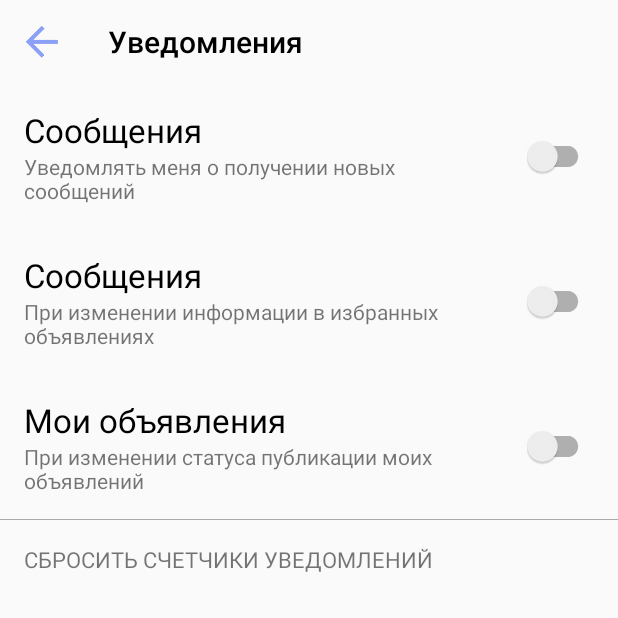
After one commit to ChippZanuff/MarketPlace, an Android app: the NotificationSettings screen opened directly, with no data from a screen before it, on a phone screen of 412 x 824 dp, the top half of it. The commit adds this screen. Run offline under Robolectric (Android 15) with nearby library versions, the phone set to English and light mode, and no system bars.

Commit message:
Added notification settings activity

```diff
--- a/app/src/main/AndroidManifest.xml
+++ b/app/src/main/AndroidManifest.xml
@@ -40,6 +40,7 @@
         <activity android:name=".Activities.Settings.NumberInput"/>
         <activity android:name=".Activities.Settings.BlackList"/>
         <activity android:name=".Activities.UserProfileActivity"/>
+        <activity android:name=".Activities.Settings.NotificationSettings"/>
 
         <activity android:name=".OffersActivity"
             android:parentActivityName=".MainActivity" >
--- /dev/null
+++ b/app/src/main/java/com/example/deepdev_03/muvito/Activities/Settings/NotificationSettings.java
@@ -0,0 +1,58 @@
+package com.example.deepdev_03.muvito.Activities.Settings;
+
+import android.os.Bundle;
+import android.support.annotation.Nullable;
+import android.support.v7.app.AppCompatActivity;
+import android.support.v7.widget.SwitchCompat;
+import android.support.v7.widget.Toolbar;
+import android.view.View;
+import android.widget.RelativeLayout;
+import android.widget.TextView;
+
+import com.example.deepdev_03.muvito.R;
+
+public class NotificationSettings extends AppCompatActivity
+{
+    private RelativeLayout messagesHolder, favoritesHolder, myAdvertisementsHolder;
+    private SwitchCompat messages, favorites, advertisemenst;
+    private TextView reset;
+    private Toolbar toolbar;
+
+    @Override
+    protected void onCreate(@Nullable Bundle savedInstanceState)
+    {
+        super.onCreate(savedInstanceState);
+        setContentView(R.layout.activity_notifications);
+
+        this.findViews();
+        this.initToolbar();
+    }
+
+    private void findViews()
+    {
+        this.messagesHolder = (RelativeLayout) findViewById(R.id.user_profile_settings_messages);
+        this.favoritesHolder = (RelativeLayout) findViewById(R.id.user_profile_settings_favorite);
+        this.myAdvertisementsHolder = (RelativeLayout) findViewById(R.id.user_profile_settings_advertisements);
+        this.messages = (SwitchCompat) findViewById(R.id.messages_switch);
+        this.favorites = (SwitchCompat) findViewById(R.id.favorite_switch);
+        this.advertisemenst = (SwitchCompat) findViewById(R.id.advertisements_switch);
+        this.toolbar = (Toolbar) findViewById(R.id.notifications_toolbar);
+    }
+
+    private void initToolbar()
+    {
+        this.toolbar.setTitle("Уведомления");
+        this.toolbar.setTitleTextColor(getResources().getColor(android.R.color.black));
+        setSupportActionBar(this.toolbar);
+        getSupportActionBar().setDisplayHomeAsUpEnabled(true);
+        getSupportActionBar().setHomeAsUpIndicator(R.drawable.ic_action_back_collapsed);
+        this.toolbar.setNavigationOnClickListener(new View.OnClickListener()
+        {
+            @Override
+            public void onClick(View v)
+            {
+                onBackPressed();
+            }
+        });
+    }
+}
--- a/app/src/main/java/com/example/deepdev_03/muvito/Fragments/UserProfile/Settings/UserProfileMainSettings.java
+++ b/app/src/main/java/com/example/deepdev_03/muvito/Fragments/UserProfile/Settings/UserProfileMainSettings.java
@@ -12,6 +12,7 @@ import android.widget.RelativeLayout;
 import android.widget.TextView;
 
 import com.example.deepdev_03.muvito.Activities.Settings.BlackList;
+import com.example.deepdev_03.muvito.Activities.Settings.NotificationSettings;
 import com.example.deepdev_03.muvito.Activities.Settings.PhoneNumberEdit;
 import com.example.deepdev_03.muvito.Activities.Settings.ProfileEdit;
 import com.example.deepdev_03.muvito.AddLocationActivity;
@@ -23,7 +24,7 @@ public class UserProfileMainSettings extends Fragment implements View.OnClickLis
     private TextView profileSummary, profileName, phoneSummary,
             phoneNumber, locationSummary, locationAddress,
             blackList;
-    private RelativeLayout  location, phone, profile;
+    private RelativeLayout location, phone, profile, notificationSettings;
 
     @Nullable
     @Override
@@ -60,6 +61,11 @@ public class UserProfileMainSettings extends Fragment implements View.OnClickLis
             Intent intent = new Intent(getContext(), BlackList.class);
             startActivity(intent);
         }
+        if(v.getId() == R.id.user_profile_notification_settings)
+        {
+            Intent intent = new Intent(getContext(), NotificationSettings.class);
+            startActivity(intent);
+        }
     }
 
     private void setClickListener(View root)
@@ -70,7 +76,10 @@ public class UserProfileMainSettings extends Fragment implements View.OnClickLis
         this.phone.setOnClickListener(this);
         this.profile = (RelativeLayout) root.findViewById(R.id.user_profile_settings_profile);
         this.profile.setOnClickListener(this);
+        this.blackList = (TextView) root.findViewById(R.id.user_profile_settings_black_list);
         this.blackList.setOnClickListener(this);
+        this.notificationSettings = (RelativeLayout) root.findViewById(R.id.user_profile_notification_settings);
+        this.notificationSettings.setOnClickListener(this);
     }
 
     private void findViews(View root)
@@ -84,7 +93,6 @@ public class UserProfileMainSettings extends Fragment implements View.OnClickLis
         this.phoneImg = (ImageView) root.findViewById(R.id.phone_number_icon);
         this.phoneSummary = (TextView) root.findViewById(R.id.phone_number_summary);
         this.phoneNumber = (TextView) root.findViewById(R.id.phone_number_title);
-        this.blackList = (TextView) root.findViewById(R.id.user_profile_settings_black_list);
     }
 
     private void initViews()
--- a/app/src/main/java/com/example/deepdev_03/muvito/OffersActivity.java
+++ b/app/src/main/java/com/example/deepdev_03/muvito/OffersActivity.java
@@ -145,7 +145,6 @@ public class OffersActivity extends AppCompatActivity implements OnMapReadyCallb
     private void initToolbar()
     {
         setSupportActionBar(this.toolbar);
-        getSupportActionBar().setDisplayShowTitleEnabled(false);
         getSupportActionBar().setDisplayHomeAsUpEnabled(true);
         getSupportActionBar().setHomeAsUpIndicator(R.drawable.ic_action_back_collapsed);
     }
--- /dev/null
+++ b/app/src/main/res/layout/activity_notifications.xml
@@ -0,0 +1,138 @@
+<?xml version="1.0" encoding="utf-8"?>
+<LinearLayout xmlns:android="http://schemas.android.com/apk/res/android"
+              android:orientation="vertical"
+              android:layout_width="match_parent"
+              android:layout_height="match_parent">
+
+    <android.support.v7.widget.Toolbar
+        android:id="@+id/notifications_toolbar"
+        android:layout_width="match_parent"
+        android:layout_height="?attr/actionBarSize"/>
+
+    <RelativeLayout
+        xmlns:android="http://schemas.android.com/apk/res/android"
+        android:id="@+id/user_profile_settings_messages"
+        android:layout_width="match_parent"
+        android:layout_height="wrap_content"
+        android:padding="@dimen/activity_vertical_margin"
+        android:clickable="true"
+        android:background="?android:attr/selectableItemBackground">
+
+        <TextView
+            android:id="@+id/messages_title"
+            android:layout_width="wrap_content"
+            android:layout_height="wrap_content"
+            android:textAppearance="?android:attr/textAppearanceLarge"
+            android:ellipsize="marquee"
+            android:fadingEdge="horizontal"
+            android:textColor="@android:color/black"
+            android:text="Сообщения"/>
+
+        <TextView
+            android:id="@+id/messages_summary"
+            android:layout_width="300sp"
+            android:layout_height="wrap_content"
+            android:layout_below="@+id/messages_title"
+            android:layout_alignLeft="@android:id/title"
+            android:textAppearance="?android:attr/textAppearanceSmall"
+            android:text="Уведомлять меня о получении новых сообщений"/>
+
+        <android.support.v7.widget.SwitchCompat
+            android:id="@+id/messages_switch"
+            android:layout_width="wrap_content"
+            android:layout_height="wrap_content"
+            android:layout_centerVertical="true"
+            android:layout_alignParentRight="true"/>
+
+    </RelativeLayout>
+
+    <RelativeLayout
+        xmlns:android="http://schemas.android.com/apk/res/android"
+        android:id="@+id/user_profile_settings_favorite"
+        android:layout_width="match_parent"
+        android:layout_height="wrap_content"
+        android:padding="@dimen/activity_vertical_margin"
+        android:clickable="true"
+        android:background="?android:attr/selectableItemBackground">
+
+        <TextView
+            android:id="@+id/favorite_title"
+            android:layout_width="wrap_content"
+            android:layout_height="wrap_content"
+            android:textAppearance="?android:attr/textAppearanceLarge"
+            android:ellipsize="marquee"
+            android:fadingEdge="horizontal"
+            android:textColor="@android:color/black"
+            android:text="Сообщения"/>
+
+        <TextView
+            android:id="@+id/favorite_summary"
+            android:layout_width="300sp"
+            android:layout_height="wrap_content"
+            android:layout_below="@+id/favorite_title"
+            android:layout_alignLeft="@android:id/title"
+            android:textAppearance="?android:attr/textAppearanceSmall"
+            android:text="При изменении информации в избранных объявлениях"/>
+
+        <android.support.v7.widget.SwitchCompat
+            android:id="@+id/favorite_switch"
+            android:layout_width="wrap_content"
+            android:layout_height="wrap_content"
+            android:layout_centerVertical="true"
+            android:layout_alignParentRight="true"/>
+
+    </RelativeLayout>
+
+    <RelativeLayout
+        xmlns:android="http://schemas.android.com/apk/res/android"
+        android:id="@+id/user_profile_settings_advertisements"
+        android:layout_width="match_parent"
+        android:layout_height="wrap_content"
+        android:padding="@dimen/activity_vertical_margin"
+        android:clickable="true"
+        android:background="?android:attr/selectableItemBackground">
+
+        <TextView
+            android:id="@+id/advertisements_title"
+            android:layout_width="wrap_content"
+            android:layout_height="wrap_content"
+            android:textAppearance="?android:attr/textAppearanceLarge"
+            android:ellipsize="marquee"
+            android:fadingEdge="horizontal"
+            android:textColor="@android:color/black"
+            android:text="Мои объявления"/>
+
+        <TextView
+            android:id="@+id/advertisements_summary"
+            android:layout_width="300sp"
+            android:layout_height="wrap_content"
+            android:layout_below="@+id/advertisements_title"
+            android:layout_alignLeft="@android:id/title"
+            android:textAppearance="?android:attr/textAppearanceSmall"
+            android:text="При изменении статуса публикации моих объявлений"/>
+
+        <android.support.v7.widget.SwitchCompat
+            android:id="@+id/advertisements_switch"
+            android:layout_width="wrap_content"
+            android:layout_height="wrap_content"
+            android:layout_centerVertical="true"
+            android:layout_alignParentRight="true"/>
+
+    </RelativeLayout>
+
+    <View
+        android:layout_width="match_parent"
+        android:layout_height="@dimen/line_separator_size"
+        android:background="@android:color/darker_gray"/>
+
+    <TextView
+        android:id="@+id/exit_account"
+        android:layout_width="wrap_content"
+        android:layout_height="wrap_content"
+        android:padding="@dimen/activity_vertical_margin"
+        android:text="СБРОСИТЬ СЧЕТЧИКИ УВЕДОМЛЕНИЙ"
+        android:textSize="@dimen/text_description_size"
+        android:clickable="true"
+        android:background="?android:attr/selectableItemBackground"/>
+
+</LinearLayout>
--- a/app/src/main/res/layout/recycler_view_card.xml
+++ b/app/src/main/res/layout/recycler_view_card.xml
@@ -29,7 +29,6 @@
             <RelativeLayout
                 android:layout_width="match_parent"
                 android:layout_height="wrap_content"
-                android:layout_marginBottom="10dp"
                 android:layout_alignBottom="@id/thumbnail">
 
                 <TextView
```
